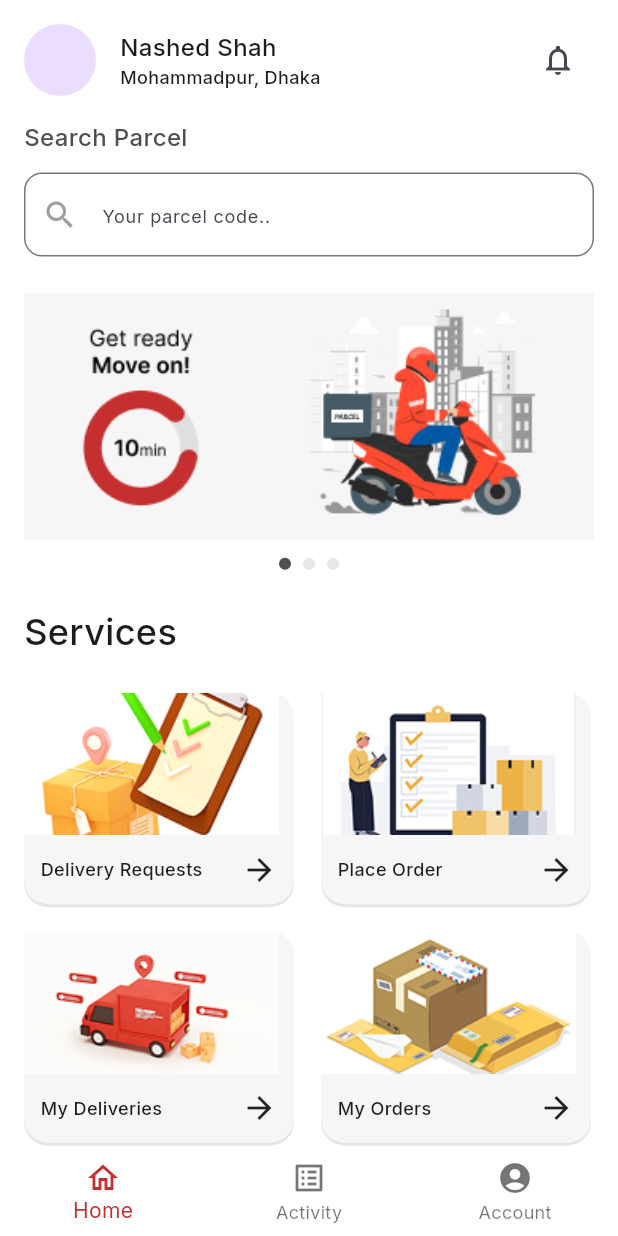
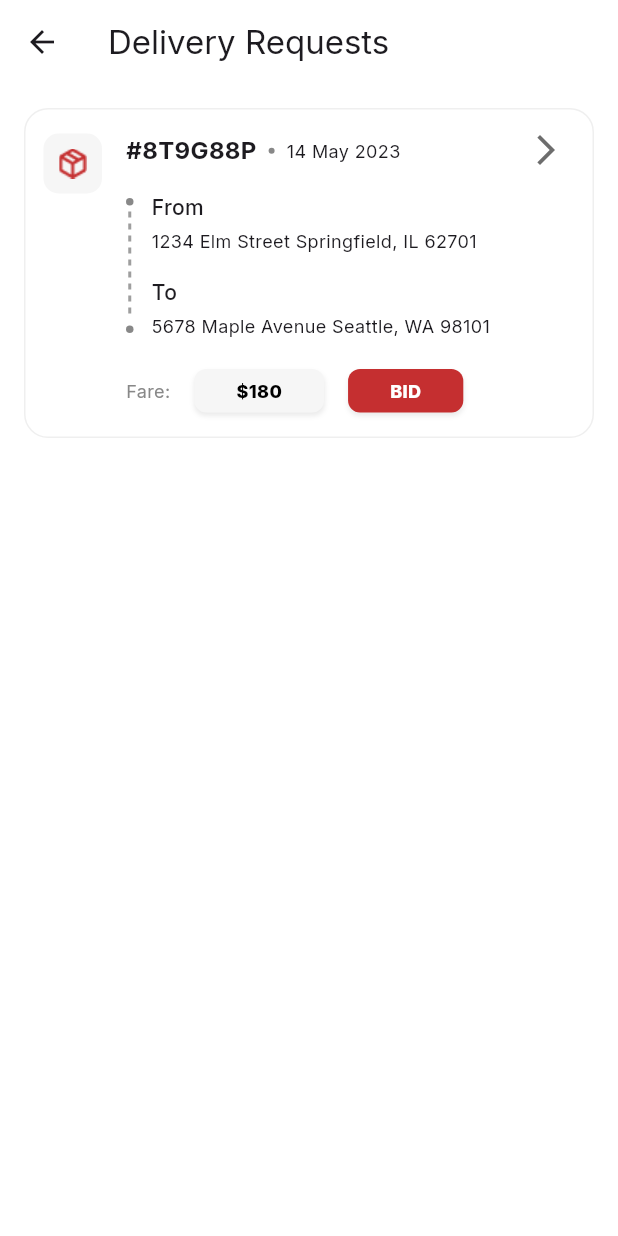
Before and after one commit to NashedShahRoni22/JiMamu-App, a Flutter app: the HomeScreen screen opened directly, after a tap on "Delivery Requests", on a phone screen of 412 x 824 dp. Run offline on Flutter 3.47's test engine with Material 3 defaults, Android fonts, the phone set to English and light mode, and no system bars; drawn by our look-alikes of carousel_slider; our stand-ins replace geolocator, google_fonts, google_maps_flutter, image_cropper, image_picker.

Commit message:
[Add]: Delivery Requests UI added.

```diff
--- a/lib/global_consts/global_typography.dart
+++ b/lib/global_consts/global_typography.dart
@@ -32,6 +32,8 @@ class GlobalTypography {
       const TextStyle(fontSize: 16, fontWeight: FontWeight.w800);
   static TextStyle bodyBold =
       const TextStyle(fontSize: 14, fontWeight: FontWeight.w800);
+  static TextStyle pBold =
+      const TextStyle(fontSize: 12, fontWeight: FontWeight.w800);
 }
 
 
--- /dev/null
+++ b/lib/home/view/screens/delivery_requests/view/delivery_requests_screen.dart
@@ -0,0 +1,54 @@
+import 'package:flutter/material.dart';
+import 'package:jimamu/home/view/screens/delivery_requests/view/widgets/request_card.dart';
+import 'package:jimamu/home/view/screens/my_orders/view/screens/order_details/view/order_details_screen.dart';
+
+class DeliveryRequestsScreen extends StatefulWidget {
+  static const String id = 'DeliveryRequestsScreen';
+  const DeliveryRequestsScreen({super.key});
+
+  @override
+  State<DeliveryRequestsScreen> createState() => _DeliveryRequestsScreenState();
+}
+
+class _DeliveryRequestsScreenState extends State<DeliveryRequestsScreen> {
+  int type = 0;
+
+  @override
+  Widget build(BuildContext context) {
+    return Scaffold(
+      appBar: AppBar(
+        title: const Text('Delivery Requests'),
+        backgroundColor: Colors.white,
+      ),
+      body: Padding(
+        padding: const EdgeInsets.all(16.0),
+        child: Column(
+          children: [
+            Expanded(
+              child: ListView.builder(
+                itemCount: 1, // replace with your actual list
+                itemBuilder: (context, index) {
+                  return Column(
+                    children: [
+                      RequestCard(
+                        orderId: '#8T9G88P',
+                        date: '14 May 2023',
+                        from: '1234 Elm Street Springfield, IL 62701',
+                        to: '5678 Maple Avenue Seattle, WA 98101',
+                        bid: 180,
+                        onPressed: () {
+                          Navigator.pushNamed(context, OrderDetailsScreen.id);
+                        },
+                      ),
+                      const SizedBox(height: 12),
+                    ],
+                  );
+                },
+              ),
+            ),
+          ],
+        ),
+      ),
+    );
+  }
+}
--- /dev/null
+++ b/lib/home/view/screens/delivery_requests/view/widgets/request_card.dart
@@ -0,0 +1,286 @@
+import 'package:flutter/material.dart';
+import 'package:jimamu/global_consts/global_colors.dart';
+import 'package:jimamu/global_consts/global_typography.dart';
+import 'package:jimamu/home/view/screens/my_orders/view/widgets/dotted_line.dart';
+import 'package:jimamu/home/view/screens/my_orders/view/widgets/measure_size.dart';
+
+class RequestCard extends StatefulWidget {
+  final String orderId;
+  final String date;
+  final String from;
+  final String to;
+  final int bid;
+  final VoidCallback onPressed;
+
+  const RequestCard({
+    super.key,
+    required this.orderId,
+    required this.date,
+    required this.from,
+    required this.to,
+    required this.bid,
+    required this.onPressed,
+  });
+
+  @override
+  State<RequestCard> createState() => _RequestCardState();
+}
+
+class _RequestCardState extends State<RequestCard> {
+  double _addressHeight = 0;
+  int _currentBid = 0;
+
+  @override
+  void initState() {
+    super.initState();
+    _currentBid = widget.bid;
+  }
+
+  @override
+  Widget build(BuildContext context) {
+    return Stack(
+      children: [
+        Container(
+          padding: const EdgeInsets.symmetric(horizontal: 12, vertical: 16),
+          decoration: BoxDecoration(
+            borderRadius: BorderRadius.circular(16),
+            border: Border.all(width: 1, color: GlobalColors.white100),
+          ),
+          child: Row(
+            crossAxisAlignment: CrossAxisAlignment.start,
+            children: [
+              Container(
+                padding: const EdgeInsets.all(10),
+                decoration: BoxDecoration(
+                  borderRadius: BorderRadius.circular(10),
+                  color: GlobalColors.secondary,
+                ),
+                child: Image.asset('assets/icons/package.png'),
+              ),
+              const SizedBox(width: 16),
+              Expanded(
+                child: Column(
+                  crossAxisAlignment: CrossAxisAlignment.start,
+                  children: [
+                    _buildHeaderRow(),
+                    const SizedBox(height: 16),
+                    _buildAddressSection(),
+                    const SizedBox(height: 20),
+                    _buildFareRow(),
+                  ],
+                ),
+              ),
+            ],
+          ),
+        ),
+        Positioned(
+          right: 8,
+          top: 4,
+          child: IconButton(
+            onPressed: widget.onPressed,
+            icon: Icon(Icons.arrow_forward_ios, color: GlobalColors.black500),
+          ),
+        ),
+      ],
+    );
+  }
+
+  Widget _buildHeaderRow() {
+    return Row(
+      children: [
+        Text(widget.orderId, style: GlobalTypography.sub1SemiBold),
+        Padding(
+          padding: const EdgeInsets.symmetric(horizontal: 8.0),
+          child:
+              CircleAvatar(radius: 2, backgroundColor: GlobalColors.black400),
+        ),
+        Text(widget.date, style: GlobalTypography.pRegular),
+      ],
+    );
+  }
+
+  Widget _buildAddressSection() {
+    return Row(
+      crossAxisAlignment: CrossAxisAlignment.start,
+      children: [
+        Padding(
+          padding: const EdgeInsets.symmetric(vertical: 4.0),
+          child: Column(
+            children: [
+              CircleAvatar(radius: 2.5, backgroundColor: GlobalColors.black400),
+              const SizedBox(height: 4),
+              _addressHeight > 0
+                  ? DottedLine(height: _addressHeight - 24)
+                  : const SizedBox(width: 2),
+              const SizedBox(height: 4),
+              CircleAvatar(radius: 2.5, backgroundColor: GlobalColors.black400),
+            ],
+          ),
+        ),
+        const SizedBox(width: 12),
+        MeasureSize(
+          onChange: (size) => setState(() => _addressHeight = size.height),
+          child: Column(
+            crossAxisAlignment: CrossAxisAlignment.start,
+            children: [
+              Text('From', style: GlobalTypography.bodyMedium),
+              const SizedBox(height: 4),
+              Text(widget.from, style: GlobalTypography.pRegular),
+              const SizedBox(height: 16),
+              Text('To', style: GlobalTypography.bodyMedium),
+              const SizedBox(height: 4),
+              Text(widget.to, style: GlobalTypography.pRegular),
+            ],
+          ),
+        ),
+      ],
+    );
+  }
+
+  Widget _buildFareRow() {
+    return Row(
+      children: [
+        Text('Fare:',
+            style: GlobalTypography.pRegular
+                .copyWith(color: GlobalColors.black400)),
+        const SizedBox(width: 16),
+        Container(
+          padding: const EdgeInsets.symmetric(horizontal: 28, vertical: 6),
+          decoration: BoxDecoration(
+            color: GlobalColors.secondary,
+            borderRadius: BorderRadius.circular(8),
+            boxShadow: [
+              BoxShadow(
+                color: GlobalColors.black.withOpacity(0.08),
+                blurRadius: 2,
+                offset: const Offset(0, 2),
+              )
+            ],
+          ),
+          child: Text('\$${_currentBid}',
+              style:
+                  GlobalTypography.pBold.copyWith(color: GlobalColors.black)),
+        ),
+        const SizedBox(width: 16),
+        InkWell(
+          onTap: _showBidPopup,
+          child: Container(
+            padding: const EdgeInsets.symmetric(horizontal: 28, vertical: 6),
+            decoration: BoxDecoration(
+              color: GlobalColors.flushMahogany,
+              borderRadius: BorderRadius.circular(8),
+              boxShadow: [
+                BoxShadow(
+                  color: GlobalColors.black.withOpacity(0.08),
+                  blurRadius: 2,
+                  offset: const Offset(0, 2),
+                )
+              ],
+            ),
+            child: Text('BID',
+                style:
+                    GlobalTypography.pBold.copyWith(color: GlobalColors.white)),
+          ),
+        ),
+      ],
+    );
+  }
+
+  void _showBidPopup() {
+    final TextEditingController _controller = TextEditingController();
+    int leadingBid = _currentBid;
+    int minimalBid = leadingBid - 40;
+
+    showDialog(
+      context: context,
+      builder: (context) => AlertDialog(
+        backgroundColor: GlobalColors.white,
+        shape: RoundedRectangleBorder(borderRadius: BorderRadius.circular(12)),
+        contentPadding: const EdgeInsets.all(20),
+        content: Column(
+          mainAxisSize: MainAxisSize.min,
+          children: [
+            const Text("Your Bids",
+                style: TextStyle(fontWeight: FontWeight.bold, fontSize: 18)),
+            const SizedBox(height: 16),
+            Row(
+              mainAxisAlignment: MainAxisAlignment.spaceBetween,
+              children: [
+                const Text("Leading Bid"),
+                Text("\$$leadingBid.00"),
+              ],
+            ),
+            const SizedBox(height: 6),
+            Row(
+              mainAxisAlignment: MainAxisAlignment.spaceBetween,
+              children: [
+                const Text("Minimal Bid"),
+                Text("\$$minimalBid.00"),
+              ],
+            ),
+            const SizedBox(height: 16),
+            Align(
+              alignment: Alignment.centerLeft,
+              child: Text("Place your offer:",
+                  style: TextStyle(color: GlobalColors.flushMahogany)),
+            ),
+            const SizedBox(height: 6),
+            TextField(
+              controller: _controller,
+              keyboardType: TextInputType.number,
+              decoration: InputDecoration(
+                hintText: "Enter amount",
+                contentPadding:
+                    const EdgeInsets.symmetric(horizontal: 12, vertical: 12),
+                border: OutlineInputBorder(
+                  borderRadius: BorderRadius.circular(8),
+                ),
+              ),
+            ),
+            const SizedBox(height: 16),
+            SizedBox(
+              width: double.infinity,
+              child: ElevatedButton(
+                onPressed: () {
+                  final entered = int.tryParse(_controller.text.trim());
+                  if (entered != null &&
+                      entered <= leadingBid &&
+                      entered >= minimalBid) {
+                    setState(() {
+                      _currentBid = entered;
+                    });
+                    Navigator.pop(context);
+                    ScaffoldMessenger.of(context).showSnackBar(
+                      const SnackBar(
+                        content: Text("Bid placed successfully!"),
+                        duration: Duration(seconds: 2),
+                        backgroundColor: Colors.green,
+                      ),
+                    );
+                  } else {
+                    ScaffoldMessenger.of(context).showSnackBar(
+                      const SnackBar(
+                        content: Text("Enter a valid bid amount"),
+                        backgroundColor: Colors.red,
+                      ),
+                    );
+                  }
+                },
+                style: ElevatedButton.styleFrom(
+                  backgroundColor: GlobalColors.flushMahogany,
+                  padding:
+                      const EdgeInsets.symmetric(horizontal: 20, vertical: 14),
+                  shape: RoundedRectangleBorder(
+                    borderRadius: BorderRadius.circular(8),
+                  ),
+                ),
+                child: const Text("PLACE BID",
+                    style: TextStyle(color: Colors.white)),
+              ),
+            )
+          ],
+        ),
+      ),
+    );
+  }
+}
--- a/lib/home/view/widgets/service_grid.dart
+++ b/lib/home/view/widgets/service_grid.dart
@@ -1,4 +1,5 @@
 import 'package:flutter/material.dart';
+import 'package:jimamu/home/view/screens/delivery_requests/view/delivery_requests_screen.dart';
 import 'package:jimamu/home/view/screens/my_orders/view/my_orders.dart';
 import 'package:jimamu/home/view/screens/place_order/view/place_order_screen.dart';
 
@@ -22,6 +23,8 @@ class ServicesGrid extends StatelessWidget {
               Navigator.pushNamed(context, MyOrders.id);
             } else if (service['title']! == 'Place Order') {
               Navigator.pushNamed(context, PlaceOrderScreen.id);
+            } else if (service['title']! == 'Delivery Requests') {
+              Navigator.pushNamed(context, DeliveryRequestsScreen.id);
             }
           },
           child: SizedBox(
--- a/lib/routes.dart
+++ b/lib/routes.dart
@@ -2,6 +2,7 @@ import 'package:flutter/material.dart';
 import 'package:jimamu/auth/otp_screen.dart';
 import 'package:jimamu/auth/update_profile_screen.dart';
 import 'package:jimamu/home/view/home_screen.dart';
+import 'package:jimamu/home/view/screens/delivery_requests/view/delivery_requests_screen.dart';
 import 'package:jimamu/home/view/screens/my_orders/view/my_orders.dart';
 import 'package:jimamu/home/view/screens/my_orders/view/screens/order_details/view/order_details_screen.dart';
 import 'package:jimamu/home/view/screens/place_order/view/place_order_screen.dart';
@@ -38,6 +39,11 @@ Route<dynamic> generateRoute(RouteSettings routeSettings) {
         settings: routeSettings,
         builder: (_) => const PlaceOrderScreen(),
       );
+    case DeliveryRequestsScreen.id:
+      return MaterialPageRoute(
+        settings: routeSettings,
+        builder: (_) => const DeliveryRequestsScreen(),
+      );
     default:
       return MaterialPageRoute(
         settings: routeSettings,
```
